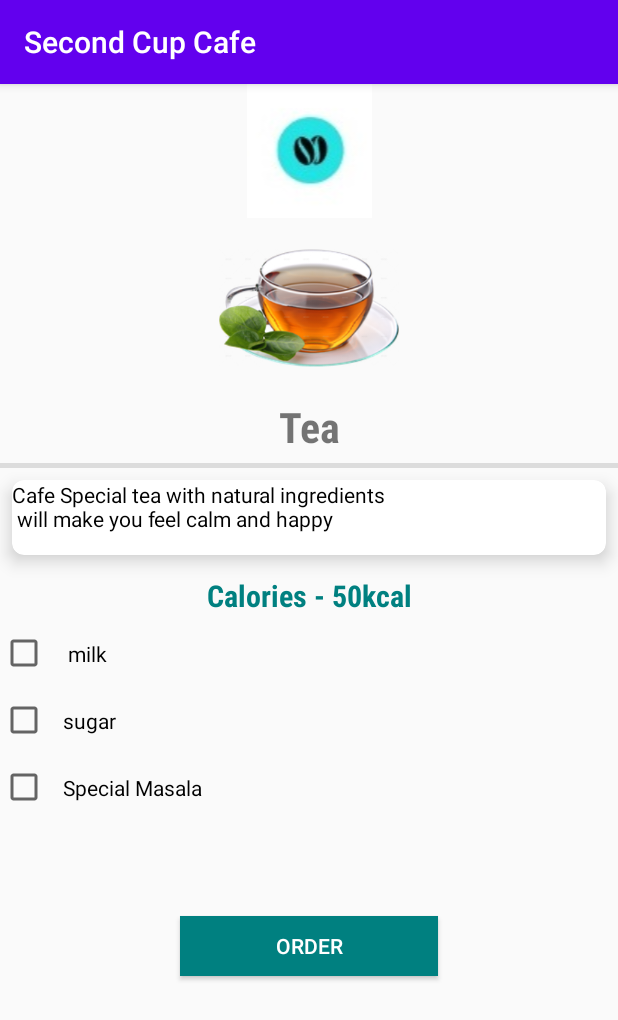
After one commit to Akhilkrishna415/SecondCupCafe-1, an Android app: the Hot_Menu screen opened directly, with no data from a screen before it, on a phone screen of 412 x 824 dp. The commit adds this screen. Shown: the top 1020 px of the screen. Run offline under Robolectric (Android 15) with nearby library versions, the phone set to English and light mode, and no system bars.

Commit message:
Added Hot menu ui and add connections from order to hot menu

```diff
--- a/SecondCupCafe/app/src/main/AndroidManifest.xml
+++ b/SecondCupCafe/app/src/main/AndroidManifest.xml
@@ -12,7 +12,8 @@
         android:roundIcon="@mipmap/ic_launcher_round"
         android:supportsRtl="true"
         android:theme="@style/AppTheme">
-        <activity android:name=".CoffeeMenu"></activity>
+        <activity android:name=".Hot_Menu"></activity>
+        <activity android:name=".CoffeeMenu" />
         <activity
             android:name=".MainActivity"
             android:label="@string/app_name">
--- /dev/null
+++ b/SecondCupCafe/app/src/main/java/com/example/secondcupcafe/Hot_Menu.java
@@ -0,0 +1,14 @@
+package com.example.secondcupcafe;
+
+import androidx.appcompat.app.AppCompatActivity;
+
+import android.os.Bundle;
+
+public class Hot_Menu extends AppCompatActivity {
+
+    @Override
+    protected void onCreate(Bundle savedInstanceState) {
+        super.onCreate(savedInstanceState);
+        setContentView(R.layout.activity_hot__menu);
+    }
+}
--- a/SecondCupCafe/app/src/main/java/com/example/secondcupcafe/ui/dashboard/DashboardFragment.java
+++ b/SecondCupCafe/app/src/main/java/com/example/secondcupcafe/ui/dashboard/DashboardFragment.java
@@ -15,6 +15,7 @@ import androidx.lifecycle.Observer;
 import androidx.lifecycle.ViewModelProviders;
 
 import com.example.secondcupcafe.CoffeeMenu;
+import com.example.secondcupcafe.Hot_Menu;
 import com.example.secondcupcafe.R;
 
 public class DashboardFragment extends Fragment {
@@ -35,6 +36,14 @@ public class DashboardFragment extends Fragment {
                 getActivity().startActivity(intent);
             }
         });
+        card4 = v.findViewById(R.id.hotcard);
+        card4.setOnClickListener(new View.OnClickListener() {
+            @Override
+            public void onClick(View view) {
+                Intent intent = new Intent(getActivity(), Hot_Menu.class);
+                getActivity().startActivity(intent);
+            }
+        });
 
       /*  card2 = v.findViewById(R.id.breakcard);
         card2.setOnClickListener(new View.OnClickListener() {
@@ -52,14 +61,7 @@ public class DashboardFragment extends Fragment {
                 getActivity().startActivity(intent);
             }
         });
-        card4 = v.findViewById(R.id.hotcard);
-        card4.setOnClickListener(new View.OnClickListener() {
-            @Override
-            public void onClick(View view) {
-                Intent intent = new Intent(getActivity(), HotBev.class);
-                getActivity().startActivity(intent);
-            }
-        });
+
 
 */
         return v;}
--- /dev/null
+++ b/SecondCupCafe/app/src/main/res/layout/activity_hot__menu.xml
@@ -0,0 +1,114 @@
+<?xml version="1.0" encoding="utf-8"?>
+
+<RelativeLayout xmlns:android="http://schemas.android.com/apk/res/android"
+    xmlns:app="http://schemas.android.com/apk/res-auto"
+    xmlns:tools="http://schemas.android.com/tools"
+    android:layout_width="match_parent"
+    android:layout_height="match_parent"
+    tools:context=".Hot_Menu">
+
+    <ImageView
+        android:id="@+id/imageView4"
+        android:layout_width="match_parent"
+        android:layout_height="wrap_content"
+        app:srcCompat="@drawable/logo" />
+    <ImageView
+        android:id="@+id/subitem"
+        android:layout_width="match_parent"
+        android:layout_height="120dp"
+        android:layout_below="@id/imageView4"
+        android:src="@drawable/tea"/>
+    <TextView
+        android:id="@+id/Subtitle"
+        android:layout_width="match_parent"
+        android:layout_height="wrap_content"
+        android:layout_below="@id/subitem"
+        android:textStyle="bold"
+        android:fontFamily="sans-serif-condensed-medium"
+        android:textSize="28dp"
+        android:text="Tea"
+        android:gravity="center"/>
+
+    <View
+        android:layout_marginTop="5dp"
+        android:layout_below="@id/Subtitle"
+        android:id="@+id/divider"
+        android:layout_width="match_parent"
+        android:layout_height="3dp"
+        android:background="?android:attr/listDivider" />
+
+    <androidx.cardview.widget.CardView
+        android:id="@+id/Card1"
+        android:layout_marginTop="30dp"
+        android:layout_below="@id/divider"
+        android:layout_width="match_parent"
+        android:layout_height="50dp"
+        android:padding="20dp"
+        android:foregroundGravity="fill"
+        android:layout_margin="8dp"
+        app:cardCornerRadius="8dp"
+        app:cardElevation="7dp">
+        <TextView
+            android:textSize="14dp"
+            android:layout_width="match_parent"
+            android:layout_height="match_parent"
+            android:text="@string/tea"
+            android:textColor="@color/black"
+            />
+    </androidx.cardview.widget.CardView>
+
+    <TextView
+        android:id="@+id/calorie"
+        android:layout_width="match_parent"
+        android:layout_height="wrap_content"
+        android:textSize="20dp"
+        android:textColor="@color/tea1"
+        android:layout_below="@id/Card1"
+        android:layout_marginTop="5dp"
+        android:text="Calories - 50kcal"
+        android:textStyle="bold"
+        android:fontFamily="sans-serif-condensed-medium"
+        android:gravity="center"/>
+    <LinearLayout
+        android:id="@+id/layout"
+        android:layout_below="@id/calorie"
+        android:layout_width="match_parent"
+        android:layout_height="200dp"
+        android:orientation="vertical">
+
+
+        <CheckBox
+            android:layout_marginTop="5dp"
+            android:padding="10dp"
+            android:id="@+id/checkBox"
+            android:layout_width="match_parent"
+            android:layout_height="wrap_content"
+            android:text=" milk"
+            />
+
+        <CheckBox
+            android:layout_marginTop="5dp"
+            android:padding="10dp"
+            android:id="@+id/checkBox2"
+            android:layout_width="match_parent"
+            android:layout_height="wrap_content"
+            android:text="sugar " />
+        <CheckBox
+            android:layout_marginTop="5dp"
+            android:padding="10dp"
+            android:id="@+id/checkBox3"
+            android:layout_width="match_parent"
+            android:layout_height="wrap_content"
+            android:text="Special Masala" />
+    </LinearLayout>
+    <Button
+        android:layout_marginLeft="120dp"
+        android:layout_marginRight="120dp"
+        android:layout_below="@id/layout"
+        android:layout_width="match_parent"
+        android:layout_height="40dp"
+        android:textColor="@color/white"
+        android:text=" Order "
+        android:background="@color/tea1"
+        />
+</RelativeLayout>
--- a/SecondCupCafe/app/src/main/res/values/strings.xml
+++ b/SecondCupCafe/app/src/main/res/values/strings.xml
@@ -4,4 +4,20 @@
     <string name="title_dashboard">Order</string>
     <string name="title_notifications">Account Settings</string>
     <string name="welcome_message">We know you can\'t come to our cafe everyday. So we brought our delighful coffee to you. Start your day with our coffee and knock those early morning meetings. \n</string>
+    <string name="Capaacino">
+        an espresso-based coffee drink made with regional coco beans\n
+        and the secret recipe by the SecondCupCafe
+    </string>
+    <string name="donut">
+        The Best and the fresh donut for the people\n
+        made with love and bread
+    </string>
+    <string name="coldcoffee">
+        The classic coffee filled with  ice
+       for hot weathers
+    </string>
+    <string name="tea">
+    Cafe Special tea with natural ingredients\n
+    will make you feel calm and happy
+    </string>
 </resources>
```
